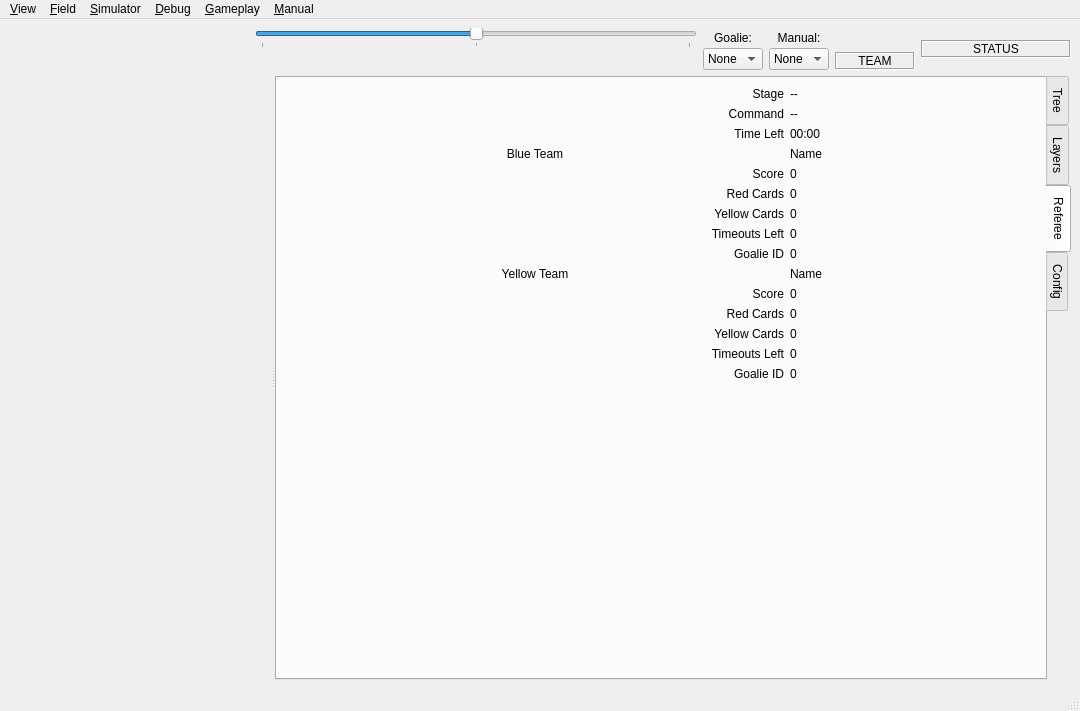
Before: the Qt Designer form soccer/ui/MainWindow.ui in RoboJackets/robocup-software, drawn with Qt 5.
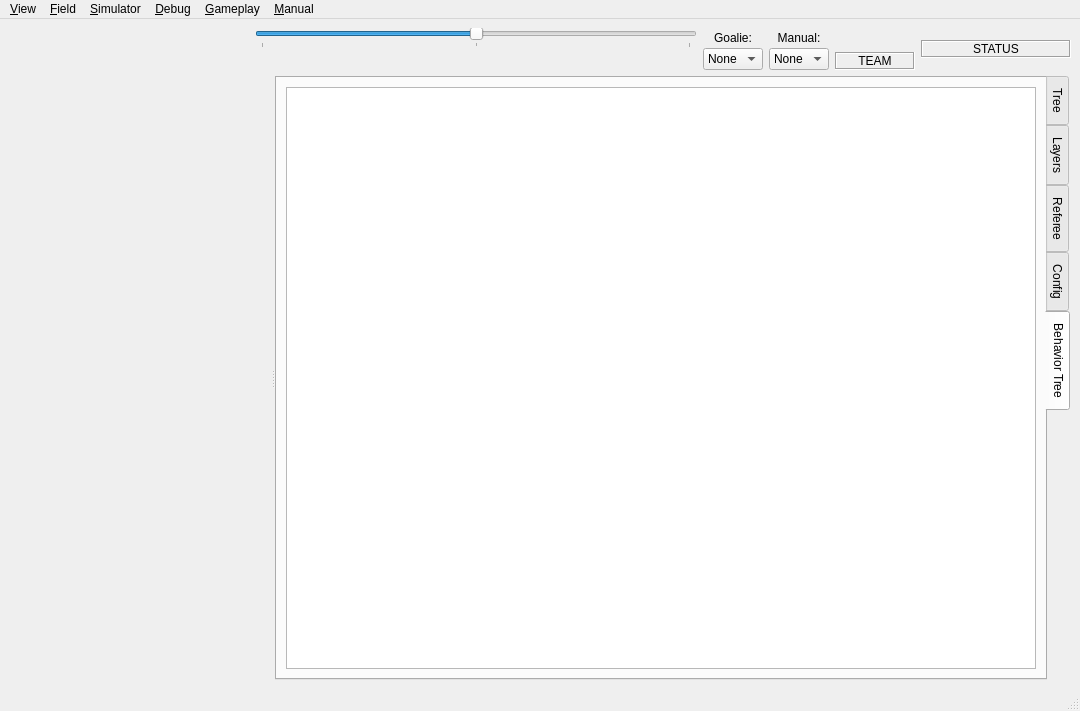
After: the same form once the commit is applied. Icons and pictures are not drawn. Custom widgets are drawn as their Qt base class.

Commit message: [#34] added Behavior Tree view

```diff
--- a/soccer/ui/MainWindow.ui
+++ b/soccer/ui/MainWindow.ui
@@ -655,7 +655,7 @@
         <enum>QTabWidget::East</enum>
        </property>
        <property name="currentIndex">
-        <number>2</number>
+        <number>4</number>
        </property>
        <widget class="QWidget" name="treeTab">
         <property name="sizePolicy">
@@ -1050,6 +1050,16 @@
          </item>
         </layout>
        </widget>
+       <widget class="QWidget" name="behaviorTreeTab">
+        <attribute name="title">
+         <string>Behavior Tree</string>
+        </attribute>
+        <layout class="QGridLayout" name="gridLayout_2">
+         <item row="0" column="0">
+          <widget class="QPlainTextEdit" name="behaviorTree"/>
+         </item>
+        </layout>
+       </widget>
       </widget>
      </widget>
     </item>
```
Left out of the diff: 35 changed lines with no effect on the pictures. The commit also changes 3 other files.
